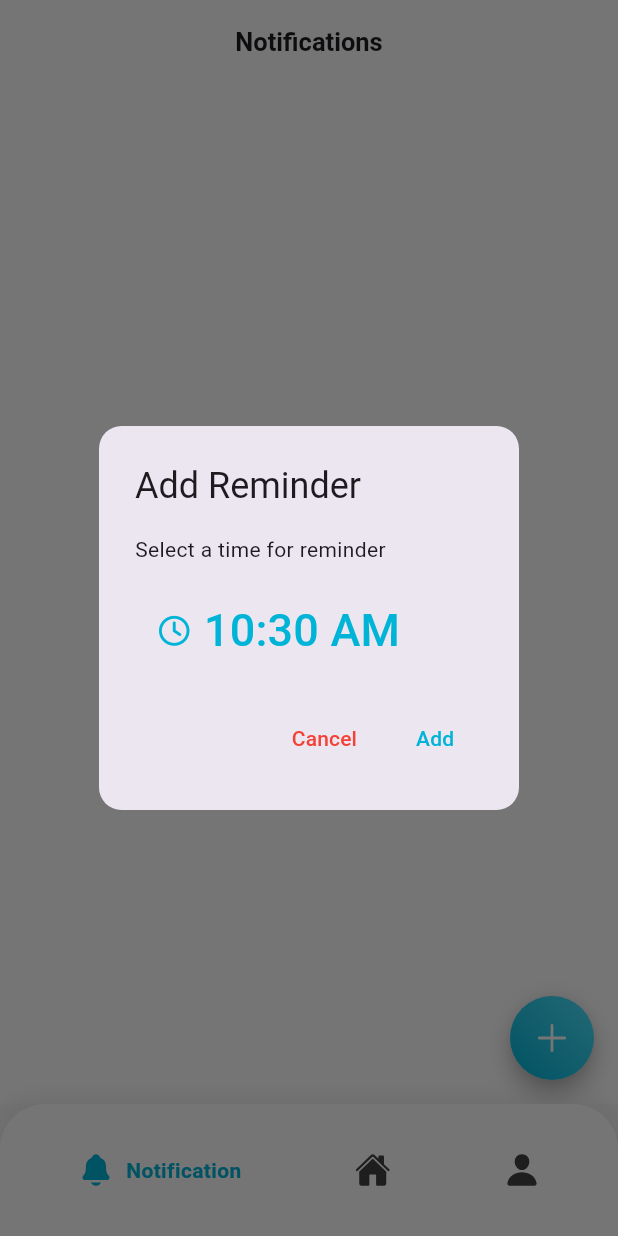
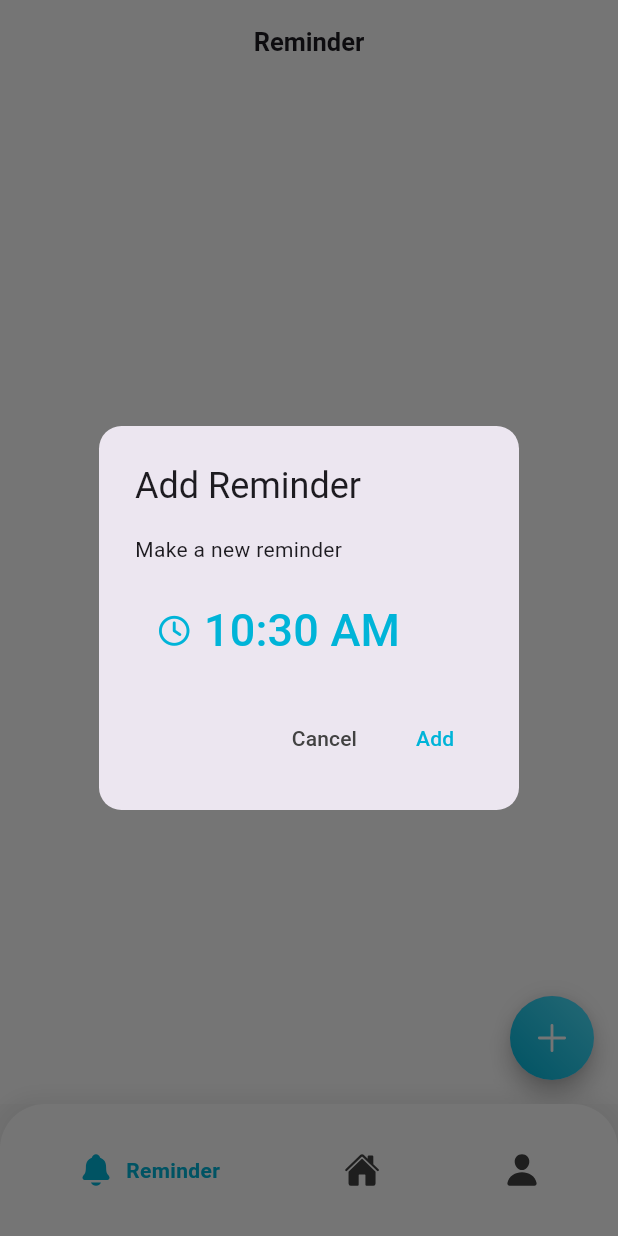
Before and after one commit to eowynnn/RemindIT, a Flutter app: the HomePage screen opened directly, after a tap on an icon or button, on a phone screen of 412 x 824 dp. Run offline on Flutter 3.47's test engine with Material 3 defaults, Android fonts, the phone set to English and light mode, and no system bars; drawn by our look-alikes of google_nav_bar; our stand-ins replace cloud_firestore, firebase_auth, firebase_core, flutter_local_notifications, flutter_svg, fluttertoast and 4 more; accounts and stored records are empty; Roboto replaces fonts that are missing (SFProText).

Commit message:
Style(colors): Styling colors in Reminder Screen

```diff
--- a/lib/Screen/home_screen.dart
+++ b/lib/Screen/home_screen.dart
@@ -63,7 +63,7 @@ class _HomePageState extends State<HomePage> {
             tabs: const [
               GButton(
                 icon: Ionicons.notifications,
-                text: 'Notification',
+                text: 'Reminder',
               ),
               GButton(
                 icon: Ionicons.home,
--- a/lib/Screen/notif_screen.dart
+++ b/lib/Screen/notif_screen.dart
@@ -77,7 +77,7 @@ class _NotifPageState extends State<NotifPage> {
       ),
       appBar: AppBar(
         title: Text(
-          "Notifications",
+          "Reminder",
           style: TextStyle(
             fontSize: 17,
             fontWeight: FontWeight.w700,
--- a/lib/widgets/add_reminder.dart
+++ b/lib/widgets/add_reminder.dart
@@ -44,7 +44,7 @@ addReminder(BuildContext context, String uid) {
               child: Column(
                 crossAxisAlignment: CrossAxisAlignment.start,
                 children: [
-                  Text("Select a time for reminder"),
+                  Text("Make a new reminder"),
                   SizedBox(
                     height: 20,
                   ),
@@ -90,7 +90,7 @@ addReminder(BuildContext context, String uid) {
                 },
                 child: Text(
                   "Cancel",
-                  style: TextStyle(color: Colors.red),
+                  style: TextStyle(color: AppColors.textColor1),
                 ),
               ),
               TextButton(
```
Also changed, not shown: lib/widgets/delete_reminder.dart (+11 -7 lines).
